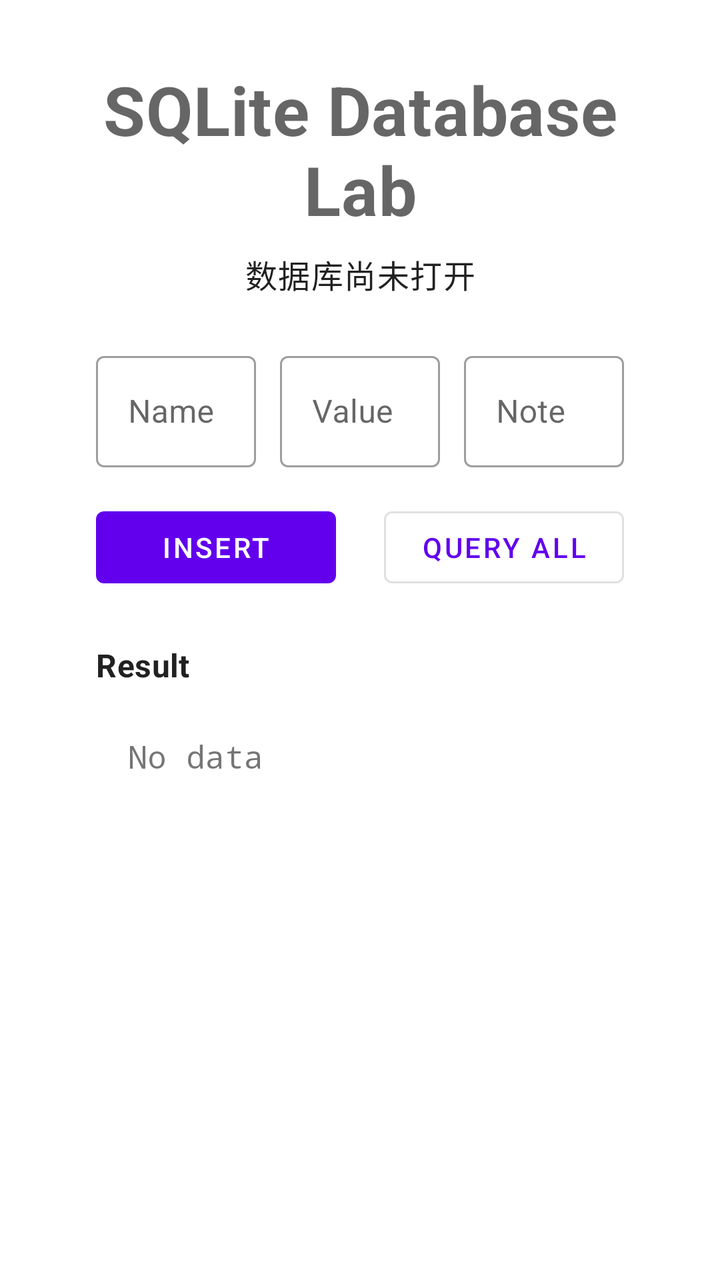
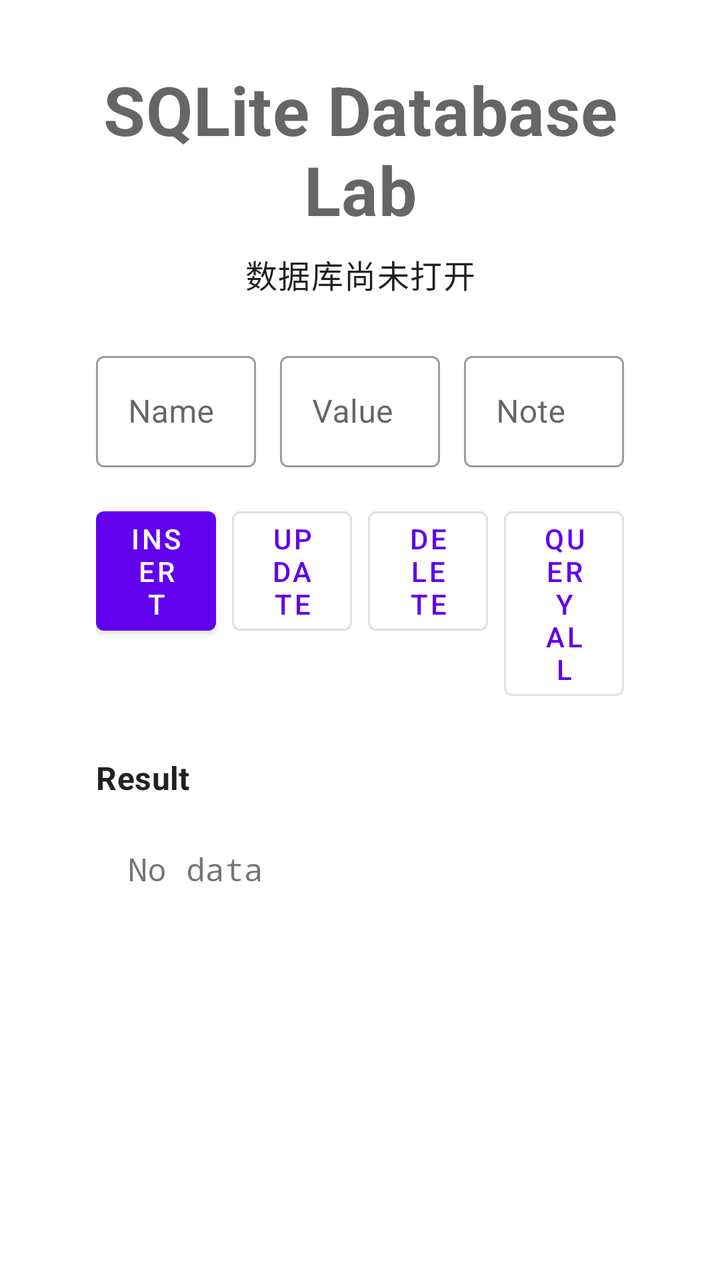

The first picture is an Android layout as it rendered before a commit; the second is the same layout after the commit. The layout source and the unified diff follow.
<!-- AndroidManifest.xml: application theme Theme.CarLauncher -->
<!-- res/layout/activity_database_lab.xml -->
<?xml version="1.0" encoding="utf-8"?>
<ScrollView xmlns:android="http://schemas.android.com/apk/res/android"
    xmlns:app="http://schemas.android.com/apk/res-auto"
    android:layout_width="match_parent"
    android:layout_height="match_parent"
    android:fillViewport="true">

    <LinearLayout
        android:layout_width="match_parent"
        android:layout_height="wrap_content"
        android:gravity="center_horizontal"
        android:orientation="vertical"
        android:paddingStart="48dp"
        android:paddingTop="32dp"
        android:paddingEnd="48dp"
        android:paddingBottom="32dp">

    <TextView
        android:id="@+id/databaseTitleText"
        android:layout_width="match_parent"
        android:layout_height="wrap_content"
        android:gravity="center"
        android:text="SQLite Database Lab"
        android:textAppearance="?attr/textAppearanceHeadline4"
        android:textStyle="bold" />

    <TextView
        android:id="@+id/databaseStatusText"
        android:layout_width="match_parent"
        android:layout_height="wrap_content"
        android:layout_marginTop="8dp"
        android:gravity="center"
        android:text="数据库尚未打开"
        android:textAppearance="?attr/textAppearanceBody1" />

    <LinearLayout
        android:layout_width="match_parent"
        android:layout_height="wrap_content"
        android:layout_marginTop="24dp"
        android:baselineAligned="false"
        android:orientation="horizontal">

        <com.google.android.material.textfield.TextInputLayout
            style="@style/Widget.MaterialComponents.TextInputLayout.OutlinedBox"
            android:layout_width="0dp"
            android:layout_height="wrap_content"
            android:layout_marginEnd="8dp"
            android:layout_weight="1"
            android:hint="Name">

            <com.google.android.material.textfield.TextInputEditText
                android:id="@+id/nameInput"
                android:layout_width="match_parent"
                android:layout_height="wrap_content"
                android:imeOptions="actionNext"
                android:inputType="text"
                android:maxLines="1" />
        </com.google.android.material.textfield.TextInputLayout>

        <com.google.android.material.textfield.TextInputLayout
            style="@style/Widget.MaterialComponents.TextInputLayout.OutlinedBox"
            android:layout_width="0dp"
            android:layout_height="wrap_content"
            android:layout_marginStart="4dp"
            android:layout_marginEnd="4dp"
            android:layout_weight="1"
            android:hint="Value">

            <com.google.android.material.textfield.TextInputEditText
                android:id="@+id/valueInput"
                android:layout_width="match_parent"
                android:layout_height="wrap_content"
                android:imeOptions="actionNext"
                android:inputType="text"
                android:maxLines="1" />
        </com.google.android.material.textfield.TextInputLayout>

        <com.google.android.material.textfield.TextInputLayout
            style="@style/Widget.MaterialComponents.TextInputLayout.OutlinedBox"
            android:layout_width="0dp"
            android:layout_height="wrap_content"
            android:layout_marginStart="8dp"
            android:layout_weight="1"
            android:hint="Note">

            <com.google.android.material.textfield.TextInputEditText
                android:id="@+id/noteInput"
                android:layout_width="match_parent"
                android:layout_height="wrap_content"
                android:imeOptions="actionDone"
                android:inputType="text"
                android:maxLines="1" />
        </com.google.android.material.textfield.TextInputLayout>
    </LinearLayout>

    <LinearLayout
        android:layout_width="match_parent"
        android:layout_height="wrap_content"
        android:layout_marginTop="16dp"
        android:orientation="horizontal">

        <com.google.android.material.button.MaterialButton
            android:id="@+id/insertButton"
            android:layout_width="0dp"
            android:layout_height="wrap_content"
            android:layout_marginEnd="12dp"
            android:layout_weight="1"
            android:text="Insert" />

        <com.google.android.material.button.MaterialButton
            android:id="@+id/queryButton"
            style="@style/Widget.MaterialComponents.Button.OutlinedButton"
            android:layout_width="0dp"
            android:layout_height="wrap_content"
            android:layout_marginStart="12dp"
            android:layout_weight="1"
            android:text="Query All" />
    </LinearLayout>

    <TextView
        android:layout_width="match_parent"
        android:layout_height="wrap_content"
        android:layout_marginTop="24dp"
        android:text="Result"
        android:textAppearance="?attr/textAppearanceSubtitle1"
        android:textStyle="bold" />

    <TextView
        android:id="@+id/databaseResultText"
        android:layout_width="match_parent"
        android:layout_height="wrap_content"
        android:layout_marginTop="8dp"
        android:fontFamily="monospace"
        android:gravity="top|start"
        android:minHeight="160dp"
        android:padding="16dp"
        android:text="No data"
        android:textIsSelectable="true"
        android:textSize="16sp" />
    </LinearLayout>
</ScrollView>
<!-- resources referenced by this layout -->
<resources>
  <style name="Theme.CarLauncher" parent="Theme.MaterialComponents.DayNight.NoActionBar">
          
          <item name="colorPrimary">@color/purple_500</item>
          <item name="colorPrimaryVariant">@color/purple_700</item>
          <item name="colorOnPrimary">@color/white</item>
          
          <item name="colorSecondary">@color/teal_200</item>
          <item name="colorSecondaryVariant">@color/teal_700</item>
          <item name="colorOnSecondary">@color/black</item>
          
          <item name="android:statusBarColor">#10141C</item>
          <item name="android:navigationBarColor">#10141C</item>
          
          <item name="android:windowLightStatusBar">false</item>
      </style>
  <color name="purple_500">#FF6200EE</color>
  <color name="purple_700">#FF3700B3</color>
  <color name="white">#FFFFFFFF</color>
  <color name="teal_200">#FF03DAC5</color>
  <color name="teal_700">#FF018786</color>
  <color name="black">#FF000000</color>
</resources>

<!-- the commit's change to res/layout/activity_database_lab.xml (unified diff, before → after) -->
@@ -103,16 +103,36 @@
             android:id="@+id/insertButton"
             android:layout_width="0dp"
             android:layout_height="wrap_content"
-            android:layout_marginEnd="12dp"
+            android:layout_marginEnd="4dp"
             android:layout_weight="1"
             android:text="Insert" />
+
+        <com.google.android.material.button.MaterialButton
+            android:id="@+id/updateButton"
+            style="@style/Widget.MaterialComponents.Button.OutlinedButton"
+            android:layout_width="0dp"
+            android:layout_height="wrap_content"
+            android:layout_marginStart="4dp"
+            android:layout_marginEnd="4dp"
+            android:layout_weight="1"
+            android:text="Update" />
+
+        <com.google.android.material.button.MaterialButton
+            android:id="@+id/deleteButton"
+            style="@style/Widget.MaterialComponents.Button.OutlinedButton"
+            android:layout_width="0dp"
+            android:layout_height="wrap_content"
+            android:layout_marginStart="4dp"
+            android:layout_marginEnd="4dp"
+            android:layout_weight="1"
+            android:text="Delete" />
 
         <com.google.android.material.button.MaterialButton
             android:id="@+id/queryButton"
             style="@style/Widget.MaterialComponents.Button.OutlinedButton"
             android:layout_width="0dp"
             android:layout_height="wrap_content"
-            android:layout_marginStart="12dp"
+            android:layout_marginStart="4dp"
             android:layout_weight="1"
             android:text="Query All" />
     </LinearLayout>
